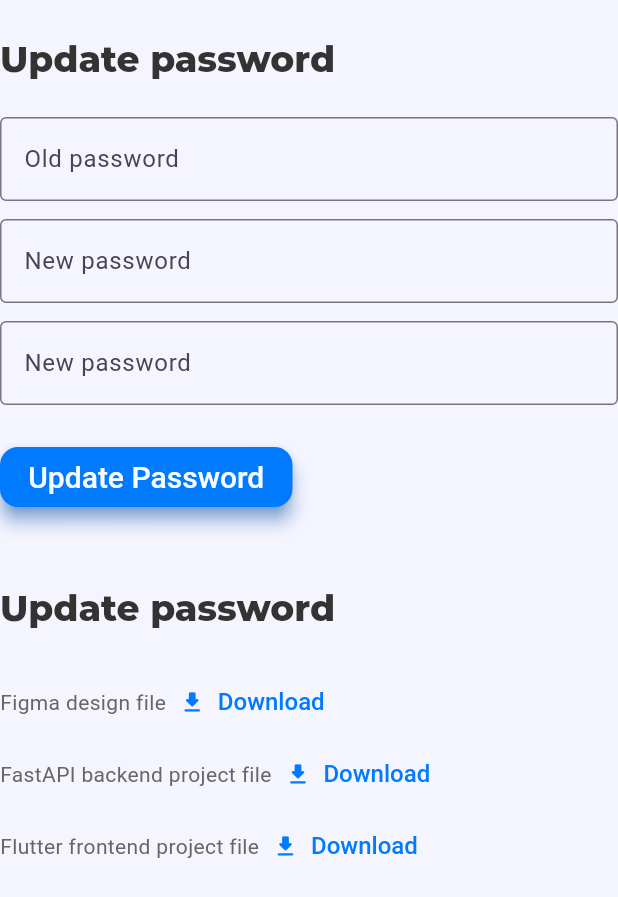
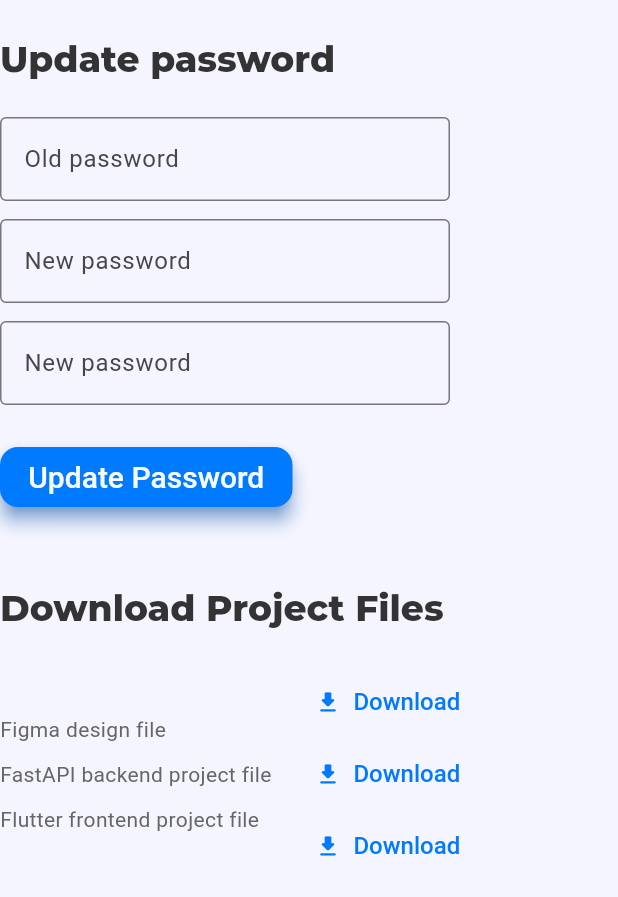
Before and after one commit to DagmawiIsaiah/psssa_frontend, a Flutter app: the AdminSettingsView widget shown alone on an empty page, opened directly, on a phone screen of 412 x 824 dp. Shown: the top 897 px of the screen. Run offline on Flutter 3.47's test engine with Material 3 defaults, Android fonts, the light colour scheme and no system bars.

Commit message:
update admin screen

```diff
--- a/lib/widgets/admin_settings_view.dart
+++ b/lib/widgets/admin_settings_view.dart
@@ -14,33 +14,39 @@ class AdminSettingsView extends StatelessWidget {
         crossAxisAlignment: CrossAxisAlignment.start,
         children: [
           Padding(
-            padding: const EdgeInsets.symmetric(
-              // horizontal: 150,
-              vertical: 24,
-            ),
+            padding: const EdgeInsets.symmetric(vertical: 24),
             child: Text(
               "Update password",
               style: textTheme.headlineLarge,
             ),
           ),
-          const TextField(
+          const SizedBox(
+            width: 300,
+            child: TextField(
               decoration: InputDecoration(
                 label: Text("Old password"),
                 border: OutlineInputBorder(),
               ),
             ),
+          ),
           const SizedBox(height: SpacingSize.s12),
-          const TextField(
+          const SizedBox(
+            width: 300,
+            child: TextField(
               decoration: InputDecoration(
                 label: Text("New password"),
                 border: OutlineInputBorder(),
               ),
             ),
+          ),
           const SizedBox(height: SpacingSize.s12),
-          const TextField(
+          const SizedBox(
+            width: 300,
+            child: TextField(
               decoration: InputDecoration(
                 label: Text("New password"),
                 border: OutlineInputBorder(),
+              ),
             ),
           ),
           Padding(
@@ -53,38 +59,37 @@ class AdminSettingsView extends StatelessWidget {
             ),
           ),
           Padding(
-            padding: const EdgeInsets.symmetric(
-              // horizontal: 150,
-              vertical: 24,
-            ),
+            padding: const EdgeInsets.symmetric(vertical: 24),
             child: Text(
-              "Update password",
+              "Download Project Files",
               style: textTheme.headlineLarge,
             ),
           ),
           Row(
             children: [
-              const Text("Figma design file"),
+              const Column(
+                crossAxisAlignment: CrossAxisAlignment.start,
+                children: [
+                  Text("Figma design file"),
+                  SizedBox(height: 10),
+                  Text("FastAPI backend project file"),
+                  SizedBox(height: 10),
+                  Text("Flutter frontend project file"),
+                ],
+              ),
+              const SizedBox(width: 20),
+              Column(
+                children: [
                   TextButton.icon(
                     onPressed: () {},
                     label: const Text("Download"),
                     icon: const Icon(Icons.download_rounded),
                   ),
-            ],
-          ),
-          Row(
-            children: [
-              const Text("FastAPI backend project file"),
                   TextButton.icon(
                     onPressed: () {},
                     label: const Text("Download"),
                     icon: const Icon(Icons.download_rounded),
                   ),
-            ],
-          ),
-          Row(
-            children: [
-              const Text("Flutter frontend project file"),
                   TextButton.icon(
                     onPressed: () {},
                     label: const Text("Download"),
@@ -94,6 +99,8 @@ class AdminSettingsView extends StatelessWidget {
               ),
             ],
           ),
+        ],
+      ),
     );
   }
 }
--- a/lib/widgets/widgets.dart
+++ b/lib/widgets/widgets.dart
@@ -6,5 +6,5 @@ export 'record_header.dart';
 export 'update_status_view.dart';
 export 'admin_records_view.dart';
 export 'admin_users_view.dart';
-export 'user.dart';
+export 'user_view.dart';
 export 'users_header.dart';
```
Also changed, not shown: lib/screens/admin_home.dart (+47 -14 lines), lib/screens/home.dart (+14 -6 lines), lib/widgets/admin_records_view.dart (+12 -5 lines). Lines whose indentation alone changed are shown as unchanged.
